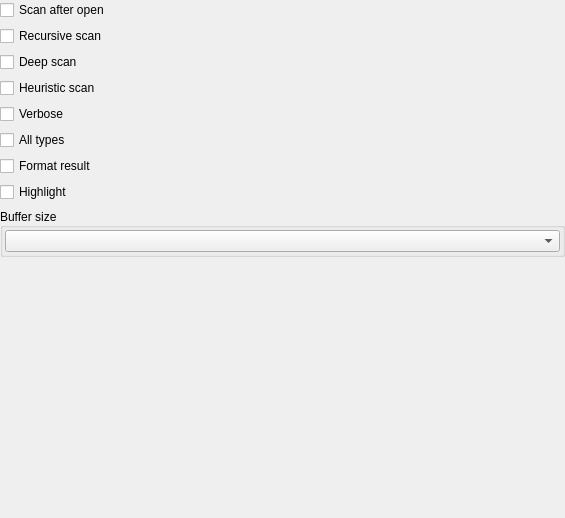
This is nfdoptionswidget.ui in horsicq/nfd_widget as Qt 5 draws it before an edit. The edited form follows.
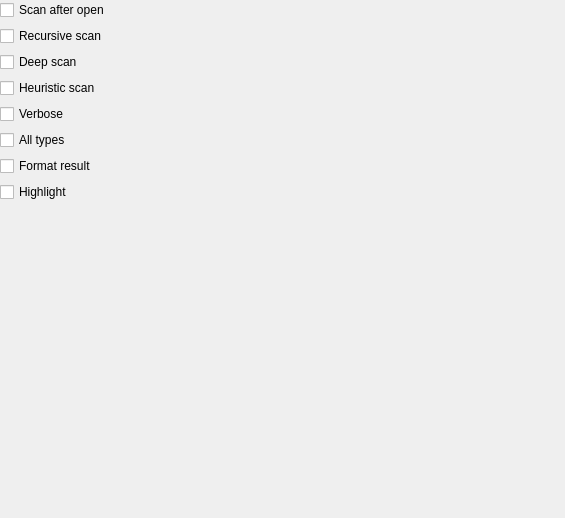
This is the edited form.

Commit message: refactor: remove buffer size option, update ScanItemModel calls

Patch:
```diff
--- a/nfdoptionswidget.ui
+++ b/nfdoptionswidget.ui
@@ -115,40 +115,6 @@
          </property>
         </widget>
        </item>
-       <item>
-        <widget class="QGroupBox" name="groupBoxBufferSize">
-         <property name="title">
-          <string>Buffer size</string>
-         </property>
-         <property name="alignment">
-          <set>Qt::AlignmentFlag::AlignLeading|Qt::AlignmentFlag::AlignLeft|Qt::AlignmentFlag::AlignVCenter</set>
-         </property>
-         <layout class="QVBoxLayout" name="verticalLayout_10">
-          <property name="leftMargin">
-           <number>2</number>
-          </property>
-          <property name="topMargin">
-           <number>2</number>
-          </property>
-          <property name="rightMargin">
-           <number>2</number>
-          </property>
-          <property name="bottomMargin">
-           <number>2</number>
-          </property>
-          <item>
-           <widget class="QComboBox" name="comboBoxBufferSize">
-            <property name="minimumSize">
-             <size>
-              <width>200</width>
-              <height>0</height>
-             </size>
-            </property>
-           </widget>
-          </item>
-         </layout>
-        </widget>
-       </item>
        <item>
         <spacer name="verticalSpacer">
          <property name="orientation">
```
Left out of the diff: 6 changed lines with no effect on the pictures. The commit also changes 4 other files.
